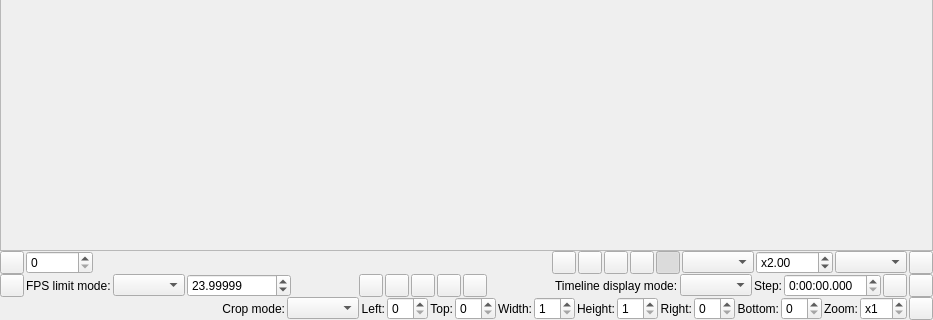
Before: the Qt Designer form vsedit/src/preview/preview_dialog.ui in YomikoR/VapourSynth-Editor, drawn with Qt 5; both pictures show x 0 to 933 and y 332 to 652 of the 933 by 652 pixel window.
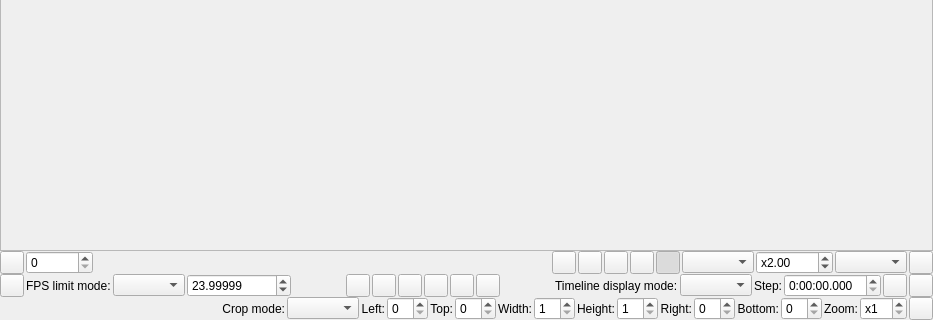
After: the same form once the commit is applied. Custom widgets are drawn as their Qt base class.

Commit message:
Add feature to load bookmarks from chapter file
Accepting two kinds of syntax:
1) Time codes : h:m:s name, h:m:s:ms name and h:m:s.ms name. One chapter entry per line.
2) Common syntax : CHAPTERX=h:m:s[:ms or .ms] on one line andCHAPTERXNAME=name on the other – the order is not important but chapter lines MUST be declared sequencially (same X value expected for 2 consecutive lines)

```diff
--- a/vsedit/src/preview/preview_dialog.ui
+++ b/vsedit/src/preview/preview_dialog.ui
@@ -235,7 +235,7 @@
    </item>
    <item>
     <widget class="QWidget" name="timeLinePanel" native="true">
-     <layout class="QHBoxLayout" name="horizontalLayout_4" stretch="0,0,0,0,1,0,0,0,0,0,1,0,0,0,0,0,0">
+     <layout class="QHBoxLayout" name="horizontalLayout_4" stretch="0,0,0,0,1,0,0,0,0,0,0,1,0,0,0,0,0,0">
       <property name="spacing">
        <number>2</number>
       </property>
@@ -307,6 +307,13 @@
       <item>
        <widget class="QToolButton" name="unbookmarkCurrentFrameButton"/>
       </item>
+      <item>
+       <widget class="QToolButton" name="loadChaptersButton">
+        <property name="text">
+         <string/>
+        </property>
+       </widget>
+      </item>
       <item>
        <widget class="QToolButton" name="clearBookmarksButton"/>
       </item>
```
The commit also changes 5 other files.
